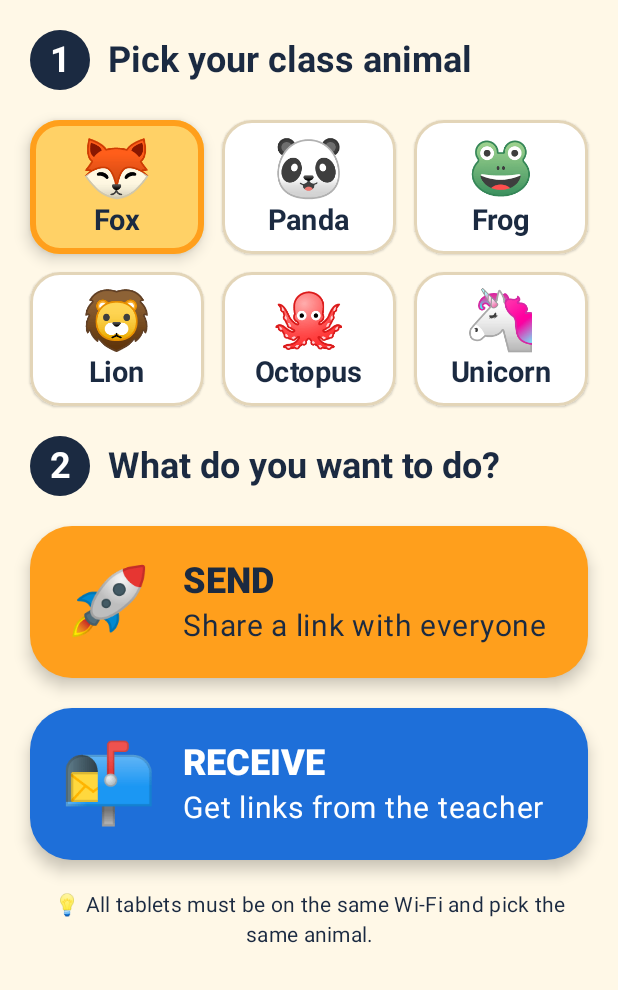
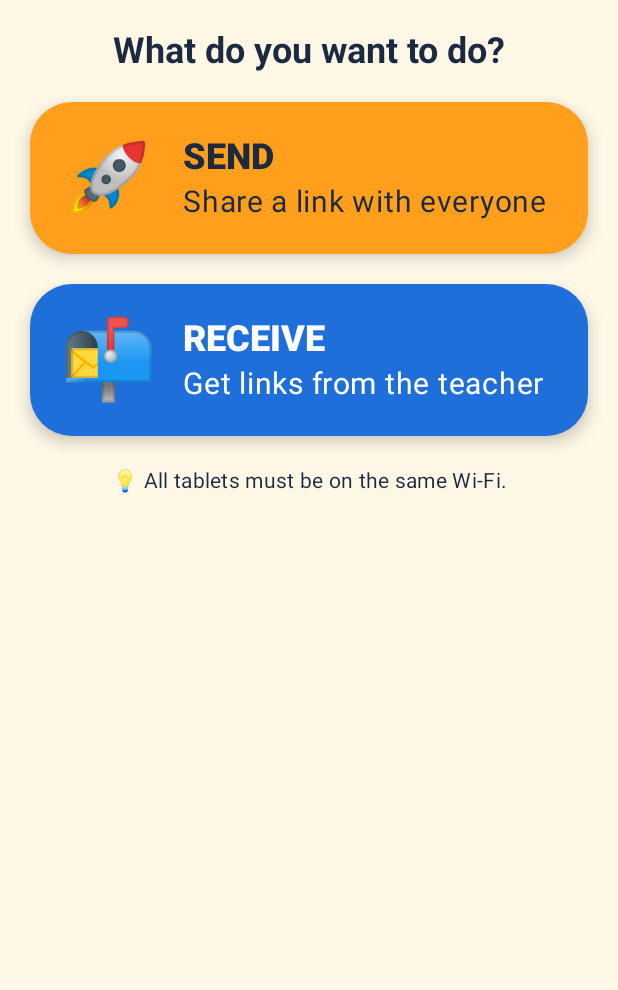
Before and after one commit to sams7891/easyClassShare, an Android app built with Jetpack Compose: the screen it shows after launch (MainActivity), on a phone screen of 412 x 824 dp, the part 246-1236 px from its top. Run offline under Robolectric (Android 15) with nearby library versions, the phone set to English and light mode, and no system bars.

Commit message:
Remove class animal picker
Every tablet on the Receive screen now gets all messages on the Wi-Fi.
Drops ClassRoom, the room badge/picker and the room field from the
message protocol (bumped to v2). Version 1.1.0 (versionCode 2).

```diff
--- a/app/build.gradle.kts
+++ b/app/build.gradle.kts
@@ -13,8 +13,8 @@ android {
         minSdk = 26
         targetSdk = 34
         // Bump both of these for every release (see CHANGELOG.md).
-        versionCode = 1
-        versionName = "1.0.0"
+        versionCode = 2
+        versionName = "1.1.0"
     }
 
     buildTypes {
--- a/app/src/main/java/com/easyclassshare/app/ClassShareViewModel.kt
+++ b/app/src/main/java/com/easyclassshare/app/ClassShareViewModel.kt
@@ -10,7 +10,6 @@ import androidx.compose.runtime.mutableStateOf
 import androidx.compose.runtime.setValue
 import androidx.lifecycle.AndroidViewModel
 import androidx.lifecycle.viewModelScope
-import com.easyclassshare.app.data.ClassRoom
 import com.easyclassshare.app.data.ShareMessage
 import com.easyclassshare.app.net.ClassNetwork
 import kotlinx.coroutines.CancellationException
@@ -32,8 +31,6 @@ class ClassShareViewModel(application: Application) : AndroidViewModel(applicati
 
     var screen by mutableStateOf(Screen.HOME)
 
-    var room by mutableStateOf(ClassRoom.fromId(prefs.getString(KEY_ROOM, null)))
-        private set
     var senderName by mutableStateOf(prefs.getString(KEY_NAME, null).orEmpty())
         private set
 
@@ -53,11 +50,6 @@ class ClassShareViewModel(application: Application) : AndroidViewModel(applicati
         private set
     val received = mutableStateListOf<ShareMessage>()
 
-    fun selectRoom(newRoom: ClassRoom) {
-        room = newRoom
-        prefs.edit().putString(KEY_ROOM, newRoom.id).apply()
-    }
-
     fun updateSenderName(name: String) {
         val value = name.take(ShareMessage.MAX_NAME_LENGTH)
         senderName = value
@@ -75,7 +67,7 @@ class ClassShareViewModel(application: Application) : AndroidViewModel(applicati
     fun sendDraft() {
         val content = draft.trim()
         if (content.isEmpty()) return
-        val message = ShareMessage(room = room.id, senderName = senderName.trim(), content = content)
+        val message = ShareMessage(senderName = senderName.trim(), content = content)
         broadcast(message) {
             sent.add(0, message)
             draft = ""
@@ -127,7 +119,6 @@ class ClassShareViewModel(application: Application) : AndroidViewModel(applicati
     }
 
     private fun onMessage(message: ShareMessage) {
-        if (message.room != room.id) return // another class
         if (!seenIds.add(message.id)) return // duplicate copy
         received.add(0, message)
         tone?.startTone(ToneGenerator.TONE_PROP_ACK, 150)
@@ -139,7 +130,6 @@ class ClassShareViewModel(application: Application) : AndroidViewModel(applicati
 
     private companion object {
         const val PREFS_NAME = "easy_class_share"
-        const val KEY_ROOM = "room"
         const val KEY_NAME = "sender_name"
     }
 }
--- a/app/src/main/java/com/easyclassshare/app/MainActivity.kt
+++ b/app/src/main/java/com/easyclassshare/app/MainActivity.kt
@@ -49,8 +49,6 @@ private fun EasyClassShareApp(vm: ClassShareViewModel) {
     Crossfade(targetState = vm.screen, label = "screen") { screen ->
         when (screen) {
             Screen.HOME -> HomeScreen(
-                room = vm.room,
-                onRoomSelected = vm::selectRoom,
                 onSendClick = { vm.screen = Screen.SEND },
                 onReceiveClick = { vm.screen = Screen.RECEIVE },
             )
--- a/app/src/main/java/com/easyclassshare/app/data/ClassRoom.kt
+++ /dev/null
@@ -1,21 +0,0 @@
-package com.easyclassshare.app.data
-
-import androidx.annotation.StringRes
-import com.easyclassshare.app.R
-
-/**
- * A "class channel". The sender and all receivers pick the same animal,
- * so two classes on the same Wi-Fi don't get each other's messages.
- */
-enum class ClassRoom(val id: String, val emoji: String, @StringRes val label: Int) {
-    FOX("fox", "🦊", R.string.room_fox),
-    PANDA("panda", "🐼", R.string.room_panda),
-    FROG("frog", "🐸", R.string.room_frog),
-    LION("lion", "🦁", R.string.room_lion),
-    OCTOPUS("octopus", "🐙", R.string.room_octopus),
-    UNICORN("unicorn", "🦄", R.string.room_unicorn);
-
-    companion object {
-        fun fromId(id: String?): ClassRoom = entries.firstOrNull { it.id == id } ?: FOX
-    }
-}
--- a/app/src/main/java/com/easyclassshare/app/ui/HomeScreen.kt
+++ b/app/src/main/java/com/easyclassshare/app/ui/HomeScreen.kt
@@ -9,18 +9,15 @@ import androidx.compose.foundation.layout.Spacer
 import androidx.compose.foundation.layout.fillMaxSize
 import androidx.compose.foundation.layout.fillMaxWidth
 import androidx.compose.foundation.layout.padding
-import androidx.compose.foundation.layout.size
 import androidx.compose.foundation.layout.width
 import androidx.compose.foundation.layout.widthIn
 import androidx.compose.foundation.rememberScrollState
-import androidx.compose.foundation.shape.CircleShape
 import androidx.compose.foundation.shape.RoundedCornerShape
 import androidx.compose.foundation.verticalScroll
 import androidx.compose.material3.Card
 import androidx.compose.material3.CardDefaults
 import androidx.compose.material3.MaterialTheme
 import androidx.compose.material3.Scaffold
-import androidx.compose.material3.Surface
 import androidx.compose.material3.Text
 import androidx.compose.runtime.Composable
 import androidx.compose.ui.Alignment
@@ -31,16 +28,12 @@ import androidx.compose.ui.text.style.TextAlign
 import androidx.compose.ui.unit.dp
 import androidx.compose.ui.unit.sp
 import com.easyclassshare.app.R
-import com.easyclassshare.app.data.ClassRoom
-import com.easyclassshare.app.ui.components.RoomPicker
 import com.easyclassshare.app.ui.theme.Ink
 import com.easyclassshare.app.ui.theme.ReceiveBlue
 import com.easyclassshare.app.ui.theme.SendOrange
 
 @Composable
 fun HomeScreen(
-    room: ClassRoom,
-    onRoomSelected: (ClassRoom) -> Unit,
     onSendClick: () -> Unit,
     onReceiveClick: () -> Unit,
 ) {
@@ -66,10 +59,11 @@ fun HomeScreen(
                     textAlign = TextAlign.Center,
                 )
 
-                StepTitle(1, stringResource(R.string.step_pick_class))
-                RoomPicker(selected = room, onSelect = onRoomSelected)
-
-                StepTitle(2, stringResource(R.string.step_pick_role))
+                Text(
+                    stringResource(R.string.step_pick_role),
+                    style = MaterialTheme.typography.titleLarge,
+                    textAlign = TextAlign.Center,
+                )
                 RoleCard("🚀", R.string.role_send_title, R.string.role_send_subtitle, SendOrange, Ink, onSendClick)
                 RoleCard("📬", R.string.role_receive_title, R.string.role_receive_subtitle, ReceiveBlue, Color.White, onReceiveClick)
 
@@ -80,19 +74,6 @@ fun HomeScreen(
                 )
             }
         }
-    }
-}
-
-@Composable
-private fun StepTitle(number: Int, text: String) {
-    Row(Modifier.fillMaxWidth(), verticalAlignment = Alignment.CenterVertically) {
-        Surface(shape = CircleShape, color = Ink, contentColor = Color.White, modifier = Modifier.size(40.dp)) {
-            Box(contentAlignment = Alignment.Center) {
-                Text("$number", style = MaterialTheme.typography.titleLarge)
-            }
-        }
-        Spacer(Modifier.width(12.dp))
-        Text(text, style = MaterialTheme.typography.titleLarge)
     }
 }
 
--- a/app/src/main/java/com/easyclassshare/app/ui/components/Components.kt
+++ b/app/src/main/java/com/easyclassshare/app/ui/components/Components.kt
@@ -5,10 +5,7 @@ import androidx.compose.animation.core.animateFloat
 import androidx.compose.animation.core.infiniteRepeatable
 import androidx.compose.animation.core.rememberInfiniteTransition
 import androidx.compose.animation.core.tween
-import androidx.compose.foundation.BorderStroke
-import androidx.compose.foundation.layout.Arrangement
 import androidx.compose.foundation.layout.Box
-import androidx.compose.foundation.layout.Column
 import androidx.compose.foundation.layout.Row
 import androidx.compose.foundation.layout.Spacer
 import androidx.compose.foundation.layout.WindowInsets
@@ -34,17 +31,11 @@ import androidx.compose.ui.graphics.Color
 import androidx.compose.ui.graphics.graphicsLayer
 import androidx.compose.ui.res.stringResource
 import androidx.compose.ui.semantics.contentDescription
-import androidx.compose.ui.semantics.selected
 import androidx.compose.ui.semantics.semantics
 import androidx.compose.ui.text.style.TextAlign
 import androidx.compose.ui.unit.dp
 import androidx.compose.ui.unit.sp
 import com.easyclassshare.app.R
-import com.easyclassshare.app.data.ClassRoom
-import com.easyclassshare.app.ui.theme.Ink
-import com.easyclassshare.app.ui.theme.Outline
-import com.easyclassshare.app.ui.theme.SendOrange
-import com.easyclassshare.app.ui.theme.Sunny
 
 /** Big, chunky, easy-to-hit button. */
 @Composable
@@ -71,11 +62,10 @@ fun BigButton(
     }
 }
 
-/** Coloured top bar with a big round back button and the current class badge. */
+/** Coloured top bar with a big round back button. */
 @Composable
 fun KidTopBar(
     title: String,
-    room: ClassRoom,
     color: Color,
     contentColor: Color,
     onBack: () -> Unit,
@@ -101,63 +91,6 @@ fun KidTopBar(
             }
             Spacer(Modifier.width(12.dp))
             Text(title, style = MaterialTheme.typography.titleLarge, modifier = Modifier.weight(1f))
-            RoomBadge(room)
-        }
-    }
-}
-
-@Composable
-fun RoomBadge(room: ClassRoom) {
-    Surface(shape = RoundedCornerShape(50), color = Color.White, contentColor = Ink) {
-        Row(
-            Modifier.padding(horizontal = 14.dp, vertical = 6.dp),
-            verticalAlignment = Alignment.CenterVertically,
-        ) {
-            Text(room.emoji, fontSize = 22.sp)
-            Spacer(Modifier.width(6.dp))
-            Text(stringResource(room.label), style = MaterialTheme.typography.titleMedium)
-        }
-    }
-}
-
-/** Two rows of big animal tiles. */
-@Composable
-fun RoomPicker(selected: ClassRoom, onSelect: (ClassRoom) -> Unit, modifier: Modifier = Modifier) {
-    Column(modifier, verticalArrangement = Arrangement.spacedBy(12.dp)) {
-        ClassRoom.entries.chunked(3).forEach { row ->
-            Row(Modifier.fillMaxWidth(), horizontalArrangement = Arrangement.spacedBy(12.dp)) {
-                row.forEach { room ->
-                    RoomTile(room, room == selected, { onSelect(room) }, Modifier.weight(1f))
-                }
-            }
-        }
-    }
-}
-
-@Composable
-private fun RoomTile(room: ClassRoom, isSelected: Boolean, onClick: () -> Unit, modifier: Modifier) {
-    Surface(
-        onClick = onClick,
-        modifier = modifier.semantics { selected = isSelected },
-        shape = RoundedCornerShape(20.dp),
-        color = if (isSelected) Sunny else Color.White,
-        contentColor = Ink,
-        border = BorderStroke(
-            if (isSelected) 4.dp else 2.dp,
-            if (isSelected) SendOrange else Outline,
-        ),
-        shadowElevation = if (isSelected) 6.dp else 1.dp,
-    ) {
-        Column(
-            Modifier.padding(vertical = 10.dp),
-            horizontalAlignment = Alignment.CenterHorizontally,
-        ) {
-            Text(room.emoji, fontSize = 38.sp)
-            Text(
-                stringResource(room.label),
-                style = MaterialTheme.typography.titleMedium,
-                maxLines = 1,
-            )
         }
     }
 }
--- a/app/src/main/res/values/strings.xml
+++ b/app/src/main/res/values/strings.xml
@@ -3,21 +3,13 @@
     <string name="app_name">Easy Class Share</string>
 
     <!-- Home -->
-    <string name="step_pick_class">Pick your class animal</string>
     <string name="step_pick_role">What do you want to do?</string>
     <string name="role_send_title">SEND</string>
     <string name="role_send_subtitle">Share a link with everyone</string>
     <string name="role_receive_title">RECEIVE</string>
     <string name="role_receive_subtitle">Get links from the teacher</string>
-    <string name="same_wifi_tip">💡 All tablets must be on the same Wi-Fi and pick the same animal.</string>
+    <string name="same_wifi_tip">💡 All tablets must be on the same Wi-Fi.</string>
 
-    <!-- Rooms -->
-    <string name="room_fox">Fox</string>
-    <string name="room_panda">Panda</string>
-    <string name="room_frog">Frog</string>
-    <string name="room_lion">Lion</string>
-    <string name="room_octopus">Octopus</string>
-    <string name="room_unicorn">Unicorn</string>
 
     <!-- Common -->
     <string name="back">Back</string>
@@ -33,9 +25,9 @@
     <string name="clear">🧽 Clear</string>
     <string name="detected_link">🔗 This is a link. Kids can open it with one tap!</string>
     <string name="detected_text">💬 This is a message.</string>
-    <string name="send_button">🚀 Send to %1$s %2$s class!</string>
+    <string name="send_button">🚀 Send to everyone!</string>
     <string name="sending">✨ Sending…</string>
-    <string name="send_ok">🎉 Sent! Everyone in the %1$s %2$s class got it.</string>
+    <string name="send_ok">🎉 Sent! Everyone on the Wi-Fi got it.</string>
     <string name="send_failed">😕 Oops, could not send. Are you on Wi-Fi?</string>
     <string name="sent_history_title">Already sent</string>
     <string name="send_again">🔁 Send again</string>
@@ -43,7 +35,7 @@
     <!-- Receiver -->
     <string name="receive_title">Receive</string>
     <string name="listening_title">Listening…</string>
-    <string name="listening_subtitle">Waiting for the %1$s %2$s class</string>
+    <string name="listening_subtitle">Waiting for your teacher</string>
     <string name="getting_ready">Getting ready…</string>
     <string name="listen_error">😕 Can\'t listen right now. Check the Wi-Fi.</string>
     <string name="try_again">Try again</string>
```
Also changed, not shown: app/src/main/java/com/easyclassshare/app/data/ShareMessage.kt (+2 -7 lines), app/src/main/java/com/easyclassshare/app/ui/ReceiverScreen.kt (+4 -5 lines), app/src/main/java/com/easyclassshare/app/ui/SenderScreen.kt (+5 -7 lines), 3 other files.
